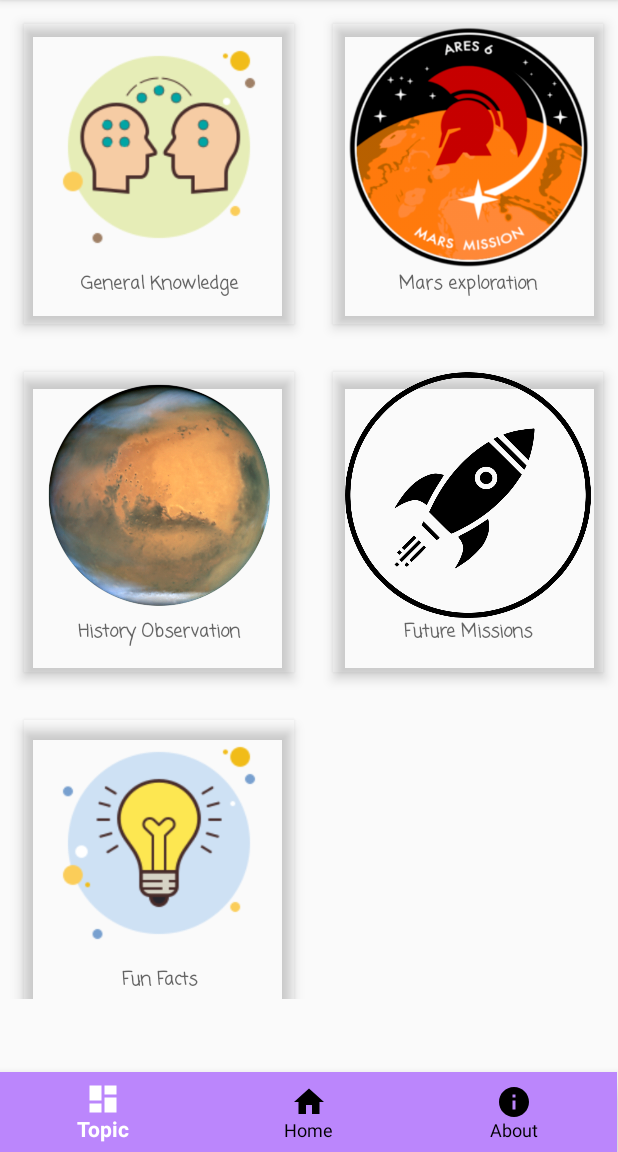
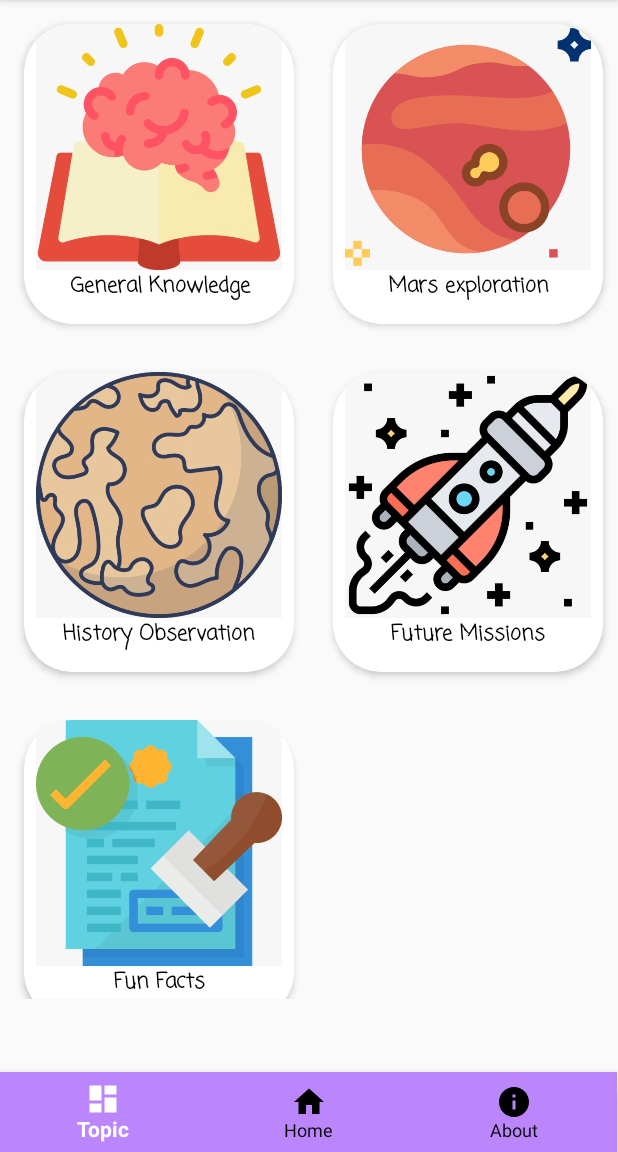
Before and after one commit to IrisLi0912/GamifiedLearning, an Android app: the MainTopicMain screen opened directly, with no data from a screen before it, on a phone screen of 412 x 824 dp, the part 84-1236 px from its top. Run offline under Robolectric (Android 15) with nearby library versions, the phone set to English and light mode, and no system bars.

Commit message:
topic DETAIL list update

```diff
--- a/app/src/main/java/au/edu/unsw/infs3634/gamifiedlearning/MainTopicMain.java
+++ b/app/src/main/java/au/edu/unsw/infs3634/gamifiedlearning/MainTopicMain.java
@@ -26,7 +26,7 @@ public class MainTopicMain extends AppCompatActivity {
     @Override
     protected void onCreate(Bundle savedInstanceState) {
         super.onCreate(savedInstanceState);
-        setContentView(R.layout.activity_topic_main);
+        setContentView(R.layout.activity_topic_recyclerview);
 
 
         recyclerView = findViewById(R.id.tv_topliclist);
--- a/app/src/main/java/au/edu/unsw/infs3634/gamifiedlearning/MainTopicsCategory.java
+++ b/app/src/main/java/au/edu/unsw/infs3634/gamifiedlearning/MainTopicsCategory.java
@@ -25,7 +25,7 @@ public class MainTopicsCategory {
 
         maintopics.add(new MainTopicsCategory("Future Missions", R.drawable.mission));
 
-        maintopics.add(new MainTopicsCategory("Fun Facts", R.drawable.fun_facts));
+        maintopics.add(new MainTopicsCategory("Fun Facts", R.drawable.funfacts));
 
         return maintopics;
 
--- a/app/src/main/res/layout/activity_topic_category_list.xml
+++ b/app/src/main/res/layout/activity_topic_category_list.xml
@@ -6,10 +6,10 @@
     android:layout_width="180dp"
     android:layout_height="200dp"
     android:layout_margin="16dp"
-    app:cardBackgroundColor="#00FFFFFF"
-    app:cardElevation="5dp"
-    app:cardMaxElevation="5dp"
-    cardview:outlineAmbientShadowColor="@color/colorAccent">
+    app:cardBackgroundColor="@color/white"
+    app:cardCornerRadius="32dp"
+    app:cardElevation="3dp"
+    app:cardMaxElevation="3dp">
 
     <LinearLayout
         android:layout_width="match_parent"
@@ -19,7 +19,10 @@
         <ImageView
             android:id="@+id/iv_topicCategory"
             android:layout_width="match_parent"
-            android:layout_height="164dp" />
+            android:layout_height="164dp"
+            android:adjustViewBounds="true"
+            android:cropToPadding="true"
+            android:scaleType="centerInside" />
 
         <TextView
             android:id="@+id/tv_mtopicTittle"
@@ -30,7 +33,8 @@
             android:text="Topic tittle"
             android:textAlignment="center"
             android:textAppearance="@style/TextAppearance.AppCompat.Medium"
-            android:textSize="12sp"
+            android:textColor="#000000"
+            android:textSize="14sp"
             android:textStyle="bold" />
 
     </LinearLayout>
--- a/app/src/main/res/layout/activity_topic_detail.xml
+++ b/app/src/main/res/layout/activity_topic_detail.xml
@@ -101,7 +101,7 @@
         android:orientation="vertical">
 
         <com.youth.banner.Banner
-            android:id="@+id/iv_topicImage"
+            android:id="@+id/banner"
             android:layout_width="match_parent"
             android:layout_height="match_parent" />
     </LinearLayout>
```
Also changed, not shown: app/src/main/java/au/edu/unsw/infs3634/gamifiedlearning/SubTopicDetail.java (+60 -66 lines), app/src/main/java/au/edu/unsw/infs3634/gamifiedlearning/SubTopicMain.java (added, +55 -0 lines), app/src/main/res/layout/activity_subtopic_recyclerview.xml (added, +21 -0 lines), app/src/main/res/drawable/fun_facts.png (deleted), app/src/main/res/drawable/funfacts.jpg (added), app/src/main/res/drawable/gk.jpg (added), app/src/main/res/drawable/gk.png (deleted), app/src/main/res/drawable/marsexploration.jpg (added), app/src/main/res/drawable/marsexploration.png (deleted), app/src/main/res/drawable/marshistory.jpg (added), app/src/main/res/drawable/marshistory.png (deleted), app/src/main/res/drawable/mission.jpg (added), app/src/main/res/drawable/mission.png (deleted), app/src/main/res/layout/activity_topic_recyclerview.xml (renamed from app/src/main/res/layout/activity_topic_main.xml).
